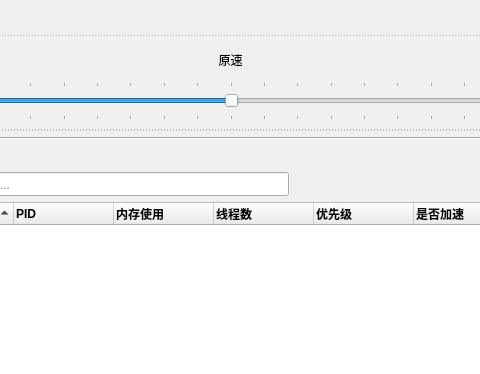
Old version of the form mainwindow.ui in the repository zxlhhyccc/OpenSpeedy; both pictures show x 96 to 576 and y 0 to 374 of the 800 by 614 pixel window.
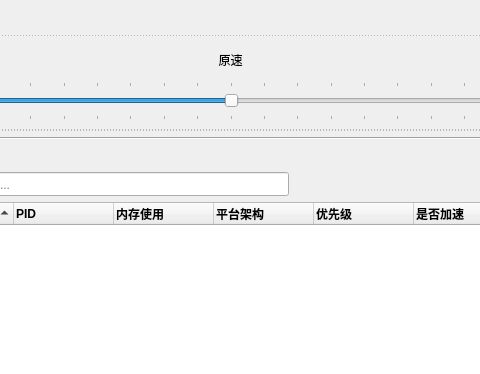
New version of the form.

```diff
--- a/mainwindow.ui
+++ b/mainwindow.ui
@@ -342,7 +342,7 @@
         </column>
         <column>
          <property name="text">
-          <string>线程数</string>
+          <string>平台架构</string>
          </property>
          <property name="font">
           <font>
```
